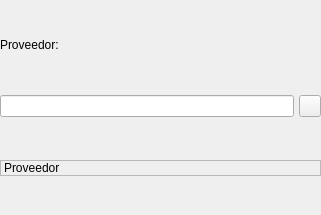
Before: the Qt Designer form bulmages/bulmafact/src/busquedaproveedorbase.ui in eboladev/Bulmages-1, drawn with Qt 5.
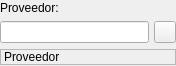
After: the same form once the commit is applied. Icons and pictures are not drawn.

The edit to the form file:
```diff
--- a/bulmages/bulmafact/src/busquedaproveedorbase.ui
+++ b/bulmages/bulmafact/src/busquedaproveedorbase.ui
@@ -8,8 +8,8 @@
    <rect>
     <x>0</x>
     <y>0</y>
-    <width>321</width>
-    <height>215</height>
+    <width>176</width>
+    <height>66</height>
    </rect>
   </property>
   <property name="windowTitle" >
```
Left out of the diff: 4 changed lines with no effect on the pictures.
